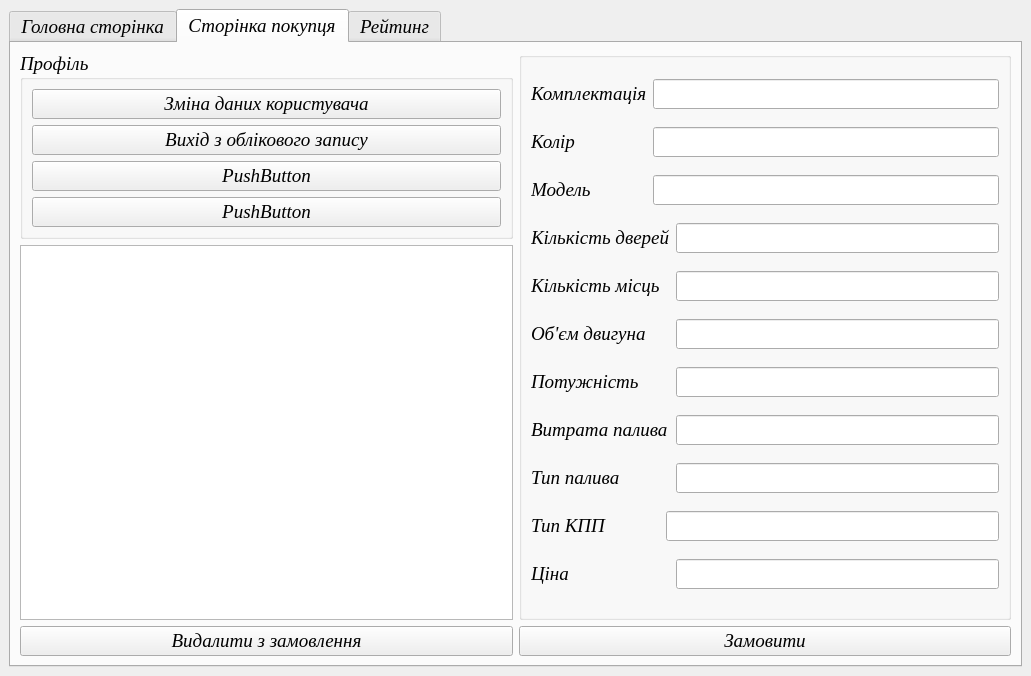
Old version of the form kursovaya/mainwindow.ui in the repository Laffin01/kursovaya1.
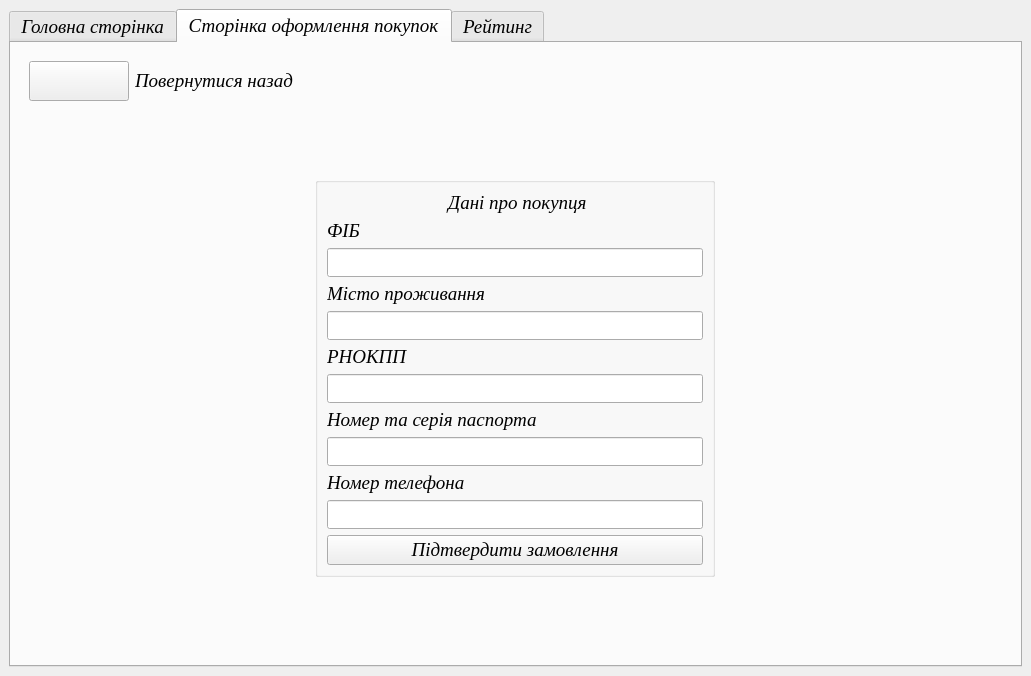
New version of the form. The open tabs and pages were chosen to show the change. Custom widgets are drawn as their Qt base class.

The edit to the form file:
```diff
--- a/kursovaya/mainwindow.ui
+++ b/kursovaya/mainwindow.ui
@@ -39,7 +39,7 @@
      <height>650</height>
     </size>
    </property>
-   <layout class="QGridLayout" name="gridLayout_2">
+   <layout class="QGridLayout" name="gridLayout_10">
     <item row="0" column="0">
      <widget class="QTabWidget" name="tabWidget">
       <property name="enabled">
@@ -488,10 +488,47 @@
       </widget>
       <widget class="QWidget" name="tab_2">
        <attribute name="title">
-        <string>Сторінка покупця</string>
+        <string>Сторінка оформлення покупок</string>
        </attribute>
-       <layout class="QGridLayout" name="gridLayout_3">
-        <item row="0" column="0">
+       <layout class="QGridLayout" name="gridLayout_2">
+        <item row="1" column="0" colspan="19">
+         <widget class="QStackedWidget" name="stackedWidget">
+          <property name="layoutDirection">
+           <enum>Qt::LeftToRight</enum>
+          </property>
+          <property name="currentIndex">
+           <number>1</number>
+          </property>
+          <widget class="QWidget" name="page">
+           <layout class="QGridLayout" name="gridLayout">
+            <item row="5" column="2">
+             <widget class="QPushButton" name="pushButton_2">
+              <property name="text">
+               <string>Видалити з замовлення</string>
+              </property>
+             </widget>
+            </item>
+            <item row="1" column="2">
+             <widget class="QTableView" name="tableView_2">
+              <property name="maximumSize">
+               <size>
+                <width>16777215</width>
+                <height>16777215</height>
+               </size>
+              </property>
+              <property name="styleSheet">
+               <string notr="true"/>
+              </property>
+             </widget>
+            </item>
+            <item row="5" column="3">
+             <widget class="QPushButton" name="pushButton_3">
+              <property name="text">
+               <string>Замовити</string>
+              </property>
+             </widget>
+            </item>
+            <item row="0" column="2">
          <widget class="QSpoiler" name="groupBox_5">
           <property name="enabled">
            <bool>true</bool>
@@ -499,11 +536,11 @@
           <property name="title">
            <string>Профіль</string>
           </property>
-          <layout class="QGridLayout" name="gridLayout">
+              <layout class="QGridLayout" name="gridLayout_3">
            <item row="0" column="0">
             <widget class="QPushButton" name="pushButton_4">
              <property name="text">
-              <string>Зміна даних користувача</string>
+                  <string>Зміна даних</string>
              </property>
             </widget>
            </item>
@@ -514,207 +551,295 @@
              </property>
             </widget>
            </item>
-           <item row="2" column="0">
-            <widget class="QPushButton" name="pushButton_7">
-             <property name="text">
-              <string>PushButton</string>
-             </property>
-            </widget>
-           </item>
-           <item row="3" column="0">
-            <widget class="QPushButton" name="pushButton_5">
-             <property name="text">
-              <string>PushButton</string>
-             </property>
-            </widget>
-           </item>
           </layout>
          </widget>
         </item>
-        <item row="0" column="1" rowspan="2">
+            <item row="0" column="3" rowspan="2">
          <widget class="QGroupBox" name="groupBox_4">
           <property name="title">
            <string/>
           </property>
           <layout class="QGridLayout" name="gridLayout_4">
-           <item row="7" column="0" colspan="3">
-            <widget class="QLabel" name="label_14">
+               <item row="8" column="4">
+                <widget class="QLineEdit" name="lineEdit_11">
              <property name="text">
-              <string>Витрата палива</string>
-             </property>
-            </widget>
-           </item>
-           <item row="4" column="3">
-            <widget class="QLineEdit" name="lineEdit_7">
-             <property name="text">
               <string/>
              </property>
             </widget>
            </item>
-           <item row="8" column="0">
-            <widget class="QLabel" name="label_15">
-             <property name="text">
-              <string>Тип палива</string>
-             </property>
-            </widget>
-           </item>
-           <item row="7" column="3">
-            <widget class="QLineEdit" name="lineEdit_10">
+               <item row="10" column="4">
+                <widget class="QLineEdit" name="lineEdit_13"/>
+               </item>
+               <item row="9" column="3" colspan="2">
+                <widget class="QLineEdit" name="lineEdit_12">
              <property name="text">
               <string/>
              </property>
             </widget>
            </item>
-           <item row="10" column="0">
-            <widget class="QLabel" name="label_17">
+               <item row="2" column="1">
+                <widget class="QLabel" name="label_6">
              <property name="text">
               <string>Ціна</string>
              </property>
             </widget>
            </item>
-           <item row="5" column="0">
-            <widget class="QLabel" name="label_9">
-             <property name="text">
-              <string>Об'єм двигуна</string>
-             </property>
-            </widget>
-           </item>
-           <item row="9" column="0">
-            <widget class="QLabel" name="label_16">
-             <property name="text">
-              <string>Тип КПП</string>
-             </property>
-            </widget>
-           </item>
-           <item row="6" column="0">
-            <widget class="QLabel" name="label_13">
-             <property name="text">
-              <string>Потужність</string>
-             </property>
-            </widget>
-           </item>
-           <item row="0" column="0">
+               <item row="0" column="1">
             <widget class="QLabel" name="label_3">
              <property name="text">
               <string>Комплектація</string>
              </property>
             </widget>
            </item>
-           <item row="1" column="0">
+               <item row="6" column="1">
+                <widget class="QLabel" name="label_13">
+                 <property name="text">
+                  <string>Потужність</string>
+                 </property>
+                </widget>
+               </item>
+               <item row="1" column="2" colspan="3">
+                <widget class="QLineEdit" name="lineEdit_4">
+                 <property name="text">
+                  <string/>
+                 </property>
+                </widget>
+               </item>
+               <item row="3" column="4">
+                <widget class="QLineEdit" name="lineEdit_6">
+                 <property name="text">
+                  <string/>
+                 </property>
+                </widget>
+               </item>
+               <item row="6" column="4">
+                <widget class="QLineEdit" name="lineEdit_9">
+                 <property name="text">
+                  <string/>
+                 </property>
+                </widget>
+               </item>
+               <item row="3" column="1" colspan="3">
+                <widget class="QLabel" name="label_7">
+                 <property name="text">
+                  <string>Кількість дверей</string>
+                 </property>
+                </widget>
+               </item>
+               <item row="1" column="1">
             <widget class="QLabel" name="label_5">
              <property name="text">
               <string>Колір</string>
              </property>
             </widget>
            </item>
-           <item row="2" column="0">
-            <widget class="QLabel" name="label_6">
-             <property name="text">
-              <string>Модель</string>
-             </property>
-            </widget>
-           </item>
-           <item row="4" column="0" colspan="2">
+               <item row="4" column="1" colspan="2">
             <widget class="QLabel" name="label_8">
              <property name="text">
               <string>Кількість місць</string>
              </property>
             </widget>
            </item>
-           <item row="6" column="3">
-            <widget class="QLineEdit" name="lineEdit_9">
-             <property name="text">
-              <string/>
-             </property>
-            </widget>
-           </item>
-           <item row="1" column="1" colspan="3">
-            <widget class="QLineEdit" name="lineEdit_4">
-             <property name="text">
-              <string/>
-             </property>
-            </widget>
-           </item>
-           <item row="2" column="1" colspan="3">
-            <widget class="QLineEdit" name="lineEdit_5">
-             <property name="text">
-              <string/>
-             </property>
-            </widget>
-           </item>
-           <item row="5" column="3">
+               <item row="5" column="4">
             <widget class="QLineEdit" name="lineEdit_8">
              <property name="text">
               <string/>
              </property>
             </widget>
            </item>
-           <item row="8" column="3">
-            <widget class="QLineEdit" name="lineEdit_11">
+               <item row="9" column="1">
+                <widget class="QLabel" name="label_16">
              <property name="text">
+                  <string>Тип КПП</string>
+                 </property>
+                </widget>
+               </item>
+               <item row="10" column="1">
+                <widget class="QLabel" name="label_17">
+                 <property name="text">
+                  <string>Ціна</string>
+                 </property>
+                </widget>
+               </item>
+               <item row="5" column="1">
+                <widget class="QLabel" name="label_9">
+                 <property name="text">
+                  <string>Об'єм двигуна</string>
+                 </property>
+                </widget>
+               </item>
+               <item row="2" column="2" colspan="3">
+                <widget class="QLineEdit" name="lineEdit_5">
+                 <property name="text">
               <string/>
              </property>
             </widget>
            </item>
-           <item row="0" column="1" colspan="3">
+               <item row="4" column="4">
+                <widget class="QLineEdit" name="lineEdit_7">
+                 <property name="text">
+                  <string/>
+                 </property>
+                </widget>
+               </item>
+               <item row="0" column="2" colspan="3">
             <widget class="QLineEdit" name="lineEdit_3">
              <property name="text">
               <string/>
              </property>
             </widget>
            </item>
-           <item row="10" column="3">
-            <widget class="QLineEdit" name="lineEdit_13"/>
-           </item>
-           <item row="9" column="2" colspan="2">
-            <widget class="QLineEdit" name="lineEdit_12">
+               <item row="7" column="4">
+                <widget class="QLineEdit" name="lineEdit_10">
              <property name="text">
               <string/>
              </property>
             </widget>
            </item>
-           <item row="3" column="0" colspan="3">
-            <widget class="QLabel" name="label_7">
+               <item row="8" column="1">
+                <widget class="QLabel" name="label_15">
              <property name="text">
               <string>Кількість дверей</string>
              </property>
             </widget>
            </item>
-           <item row="3" column="3">
-            <widget class="QLineEdit" name="lineEdit_6">
+               <item row="7" column="1" colspan="3">
+                <widget class="QLabel" name="label_14">
              <property name="text">
               <string/>
              </property>
             </widget>
            </item>
           </layout>
+             </widget>
+            </item>
+           </layout>
+          </widget>
+          <widget class="QWidget" name="page_2">
+           <layout class="QGridLayout" name="gridLayout_16">
+            <item row="2" column="1" rowspan="2" colspan="3">
+             <layout class="QGridLayout" name="gridLayout_13">
+              <item row="2" column="0">
+               <widget class="QGroupBox" name="groupBox_6">
+                <property name="maximumSize">
+                 <size>
+                  <width>400</width>
+                  <height>400</height>
+                 </size>
+                </property>
+                <property name="layoutDirection">
+                 <enum>Qt::LeftToRight</enum>
+                </property>
+                <property name="title">
+                 <string/>
+                </property>
+                <property name="alignment">
+                 <set>Qt::AlignCenter</set>
+                </property>
+                <layout class="QGridLayout" name="gridLayout_11">
+                 <item row="5" column="0">
+                  <widget class="QLineEdit" name="lineEdit_15"/>
+                 </item>
+                 <item row="2" column="0">
+                  <widget class="QLabel" name="label_19">
+                   <property name="text">
+                    <string>ФІБ</string>
+                   </property>
+                  </widget>
+                 </item>
+                 <item row="3" column="0">
+                  <widget class="QLineEdit" name="lineEdit_14"/>
+                 </item>
+                 <item row="6" column="0">
+                  <widget class="QLabel" name="label_21">
+                   <property name="text">
+                    <string>РНОКПП</string>
+                   </property>
+                  </widget>
+                 </item>
+                 <item row="11" column="0">
+                  <widget class="QLineEdit" name="lineEdit_18"/>
+                 </item>
+                 <item row="4" column="0">
+                  <widget class="QLabel" name="label_20">
+                   <property name="text">
+                    <string>Місто проживання</string>
+                   </property>
+                  </widget>
+                 </item>
+                 <item row="9" column="0">
+                  <widget class="QLineEdit" name="lineEdit_17"/>
+                 </item>
+                 <item row="12" column="0">
+                  <widget class="QPushButton" name="pushButton_7">
+                   <property name="text">
+                    <string>Підтвердити замовлення</string>
+                   </property>
+                  </widget>
+                 </item>
+                 <item row="10" column="0">
+                  <widget class="QLabel" name="label_23">
+                   <property name="text">
+                    <string>Номер телефона</string>
+                   </property>
+                  </widget>
+                 </item>
+                 <item row="8" column="0">
+                  <widget class="QLabel" name="label_22">
+                   <property name="text">
+                    <string>Номер та серія паспорта</string>
+                   </property>
          </widget>
         </item>
         <item row="1" column="0">
-         <widget class="QTableView" name="tableView_2">
+                  <widget class="QLabel" name="label_18">
+                   <property name="layoutDirection">
+                    <enum>Qt::LeftToRight</enum>
+                   </property>
+                   <property name="text">
+                    <string> Дані про покупця</string>
+                   </property>
+                   <property name="alignment">
+                    <set>Qt::AlignCenter</set>
+                   </property>
+                  </widget>
+                 </item>
+                 <item row="7" column="0">
+                  <widget class="QLineEdit" name="lineEdit_16"/>
+                 </item>
+                </layout>
+               </widget>
+              </item>
+             </layout>
+            </item>
+            <item row="0" column="2">
+             <widget class="QLabel" name="label_24">
+              <property name="text">
+               <string>Повернутися назад</string>
+              </property>
+             </widget>
+            </item>
+            <item row="0" column="1">
+             <widget class="QPushButton" name="pushButton_5">
           <property name="maximumSize">
            <size>
-            <width>16777215</width>
-            <height>16777215</height>
-           </size>
-          </property>
-          <property name="styleSheet">
-           <string notr="true"/>
-          </property>
-         </widget>
-        </item>
-        <item row="2" column="0">
-         <widget class="QPushButton" name="pushButton_2">
+                <width>100</width>
+                <height>40</height>
+               </size>
+              </property>
+              <property name="layoutDirection">
+               <enum>Qt::RightToLeft</enum>
+              </property>
           <property name="text">
-           <string>Видалити з замовлення</string>
-          </property>
-         </widget>
-        </item>
-        <item row="2" column="1">
-         <widget class="QPushButton" name="pushButton_3">
-          <property name="text">
-           <string>Замовити</string>
-          </property>
+               <string/>
+              </property>
+              <property name="autoRepeatInterval">
+               <number>0</number>
+              </property>
+             </widget>
+            </item>
+           </layout>
+          </widget>
          </widget>
         </item>
        </layout>
```
Left out of the diff: 8 changed lines with no effect on the pictures. Lines whose indentation alone changed are shown as unchanged.
